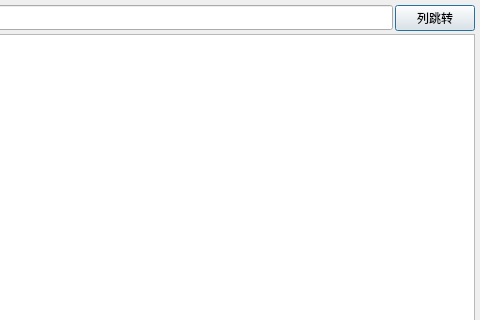
First picture: the form in dialogshowtablecompareview.ui, repository cnldw/FinanceFileReader, before the edit; both pictures show x 320 to 800 and y 0 to 320 of the 800 by 480 pixel window.
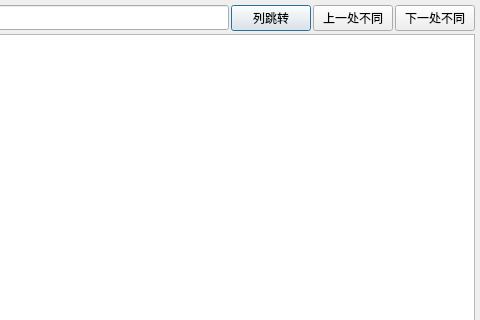
Second picture: the form after the edit. Icons and pictures are not drawn.

Diff of the .ui file:
```diff
--- a/dialogshowtablecompareview.ui
+++ b/dialogshowtablecompareview.ui
@@ -81,6 +81,20 @@
         </property>
        </widget>
       </item>
+      <item row="0" column="2">
+       <widget class="QPushButton" name="pushButton_2">
+        <property name="text">
+         <string>上一处不同</string>
+        </property>
+       </widget>
+      </item>
+      <item row="0" column="3">
+       <widget class="QPushButton" name="pushButton_3">
+        <property name="text">
+         <string>下一处不同</string>
+        </property>
+       </widget>
+      </item>
      </layout>
     </widget>
    </item>
```
